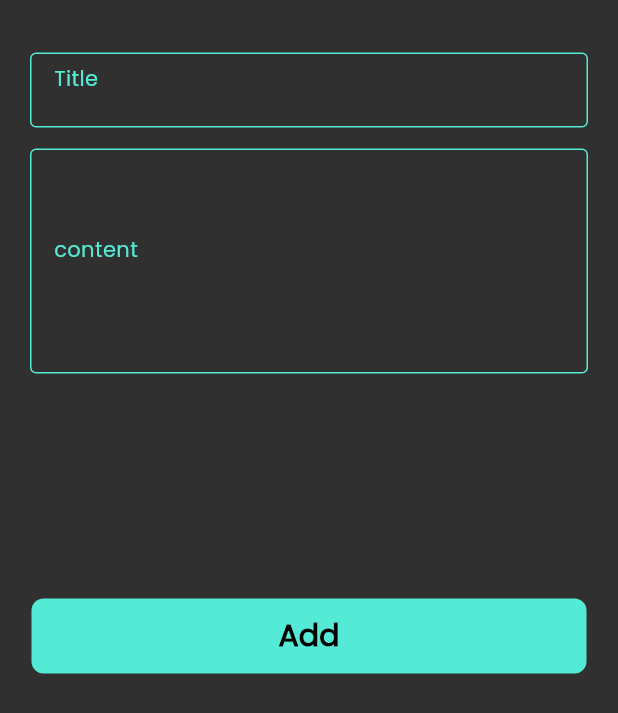
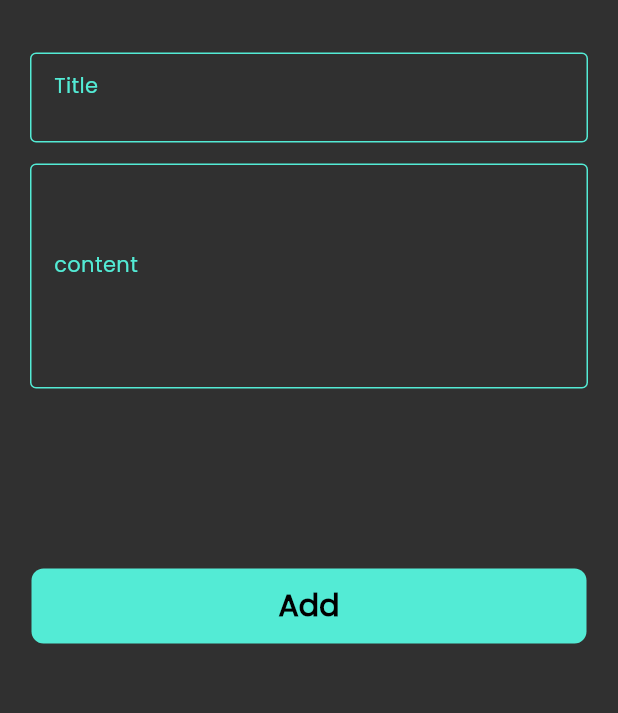
Before and after one commit to Elgedawi/notes_app, a Flutter app: the AddNoteSheet widget shown alone on an empty page, opened directly, on a phone screen of 412 x 824 dp. Shown: the top 713 px of the screen. Run offline on Flutter 3.47's test engine with Material 3 defaults, Android fonts, the phone set to English and light mode, and no system bars.

Commit message:
make note sheet scroolable

```diff
--- a/lib/widgets/add_note_sheet.dart
+++ b/lib/widgets/add_note_sheet.dart
@@ -9,11 +9,12 @@ class AddNoteSheet extends StatelessWidget {
   Widget build(BuildContext context) {
     return const Padding(
       padding: EdgeInsets.symmetric(vertical: 25, horizontal: 20),
+      child: SingleChildScrollView(
         child: Column(
           children: [
             SizedBox(height: 10),
             CustomTextfield(
-            height: 50,
+              height: 60,
               hint: 'Title',
               alignment: Alignment.centerLeft,
             ),
@@ -23,9 +24,10 @@ class AddNoteSheet extends StatelessWidget {
               hint: 'content',
               alignment: Alignment.centerLeft,
             ),
-          SizedBox(height: 150),
+            SizedBox(height: 120),
             CustomTextButton(),
           ],
+        ),
       ),
     );
   }
```
Lines whose indentation alone changed are shown as unchanged.
